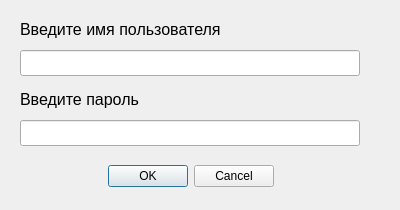
First picture: the form in signinwindow.ui, repository no-name121/Rps_laboratorniye_raboti, before the edit.
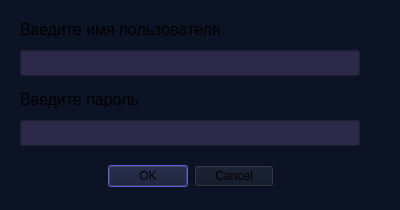
Second picture: the form after the edit.

```diff
--- a/signinwindow.ui
+++ b/signinwindow.ui
@@ -31,6 +31,11 @@
   <property name="windowTitle">
    <string>Вход в аккаунт</string>
   </property>
+  <property name="styleSheet">
+   <string notr="true">background-color: rgb(12, 19, 36);
+selection-background-color: rgb(63, 65, 206);
+selection-color: rgb(184, 195, 255);</string>
+  </property>
   <widget class="QDialogButtonBox" name="buttonBox">
    <property name="geometry">
     <rect>
@@ -59,6 +64,15 @@
      <height>26</height>
     </rect>
    </property>
+   <property name="autoFillBackground">
+    <bool>false</bool>
+   </property>
+   <property name="styleSheet">
+    <string notr="true">background-color: rgb(44, 40, 72);a</string>
+   </property>
+   <property name="maxLength">
+    <number>20</number>
+   </property>
   </widget>
   <widget class="QLabel" name="usernameText">
    <property name="geometry">
@@ -87,6 +101,15 @@
      <height>26</height>
     </rect>
    </property>
+   <property name="autoFillBackground">
+    <bool>false</bool>
+   </property>
+   <property name="styleSheet">
+    <string notr="true">background-color: rgb(44, 40, 72);a</string>
+   </property>
+   <property name="maxLength">
+    <number>30</number>
+   </property>
    <property name="echoMode">
     <enum>QLineEdit::EchoMode::Password</enum>
    </property>
```
